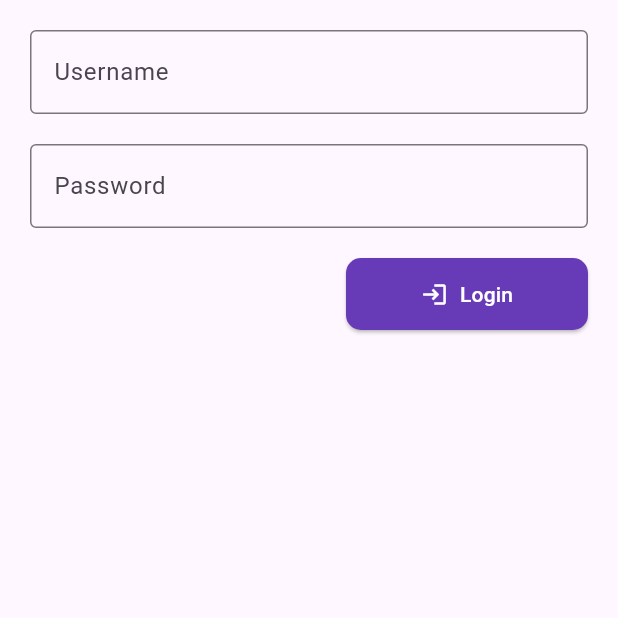
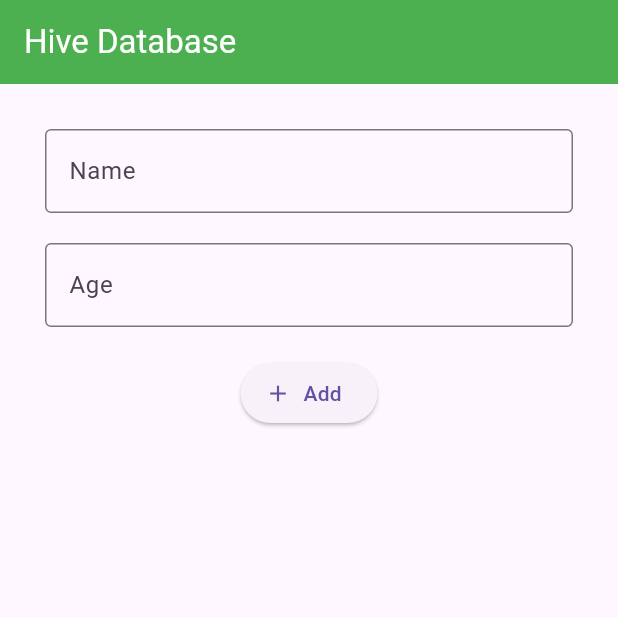
Before and after one commit to francisjain/flutter_project, a Flutter app: the screen it shows after launch, on a phone screen of 412 x 824 dp, the top half of it. Run offline on Flutter 3.47's test engine with Material 3 defaults, Android fonts, the phone set to English and light mode, and no system bars; our stand-ins replace hive_flutter, shared_preferences; accounts and stored records are empty.

Commit message:
1.ValueNotifier,2.BottomNavbar,3.Dropdown,4.Hive data base

```diff
--- /dev/null
+++ b/lib/customWidget/note.txt
@@ -0,0 +1,3 @@
+Dropdown ----> bottomNagation->screen_home.dart
+bottomNavigatioBar
+bottomSheet.dart ---> slider comes from down side
--- a/lib/loginSystem/loginScreen.dart
+++ b/lib/loginSystem/loginScreen.dart
@@ -101,17 +101,17 @@ class _LoginScreenState extends State<LoginScreen> {
     );
   }
 
-  void loginSubmit(BuildContext context) async{
+  void loginSubmit(BuildContext context) async {
     String username = _usernameController.text;
     String password = _passwordController.text;
     print('Username: $username, Password: $password');
+    print(username == password);
     if (username == password) {
       final _sharedPref = await SharedPreferences.getInstance();
       await _sharedPref.setBool(SAVE_KEY_NAME, true);
 
-
       Navigator.of(context).pushReplacement(
-          MaterialPageRoute(builder: (ctx) => const DashboardScreen()));
+          MaterialPageRoute(builder: (context) => const DashboardScreen()));
     } else {
       //snakbar
       ScaffoldMessenger.of(context).showSnackBar(const SnackBar(
--- a/lib/main.dart
+++ b/lib/main.dart
@@ -1,17 +1,25 @@
-import 'package:brocode_tutorial_1/listview_folder/home_screen.dart';
-import 'package:brocode_tutorial_1/listview_folder/list_view_page.dart';
-import 'package:brocode_tutorial_1/loginSystem/splashScreen.dart';
-import 'package:brocode_tutorial_1/routing_folder/method_2_screen_1.dart';
-import 'package:brocode_tutorial_1/routing_folder/screen_one.dart';
-import 'package:brocode_tutorial_1/routing_folder/screen_two.dart';
+import 'package:brocode_tutorial_1/project/hivedBProject/db/db_models/studentModels.dart';
+import 'package:flutter/foundation.dart';
 import 'package:flutter/material.dart';
+import 'package:hive_flutter/hive_flutter.dart';
 
-import 'locSharedPreference/locSharedpreferences.dart';
+import 'project/hivedBProject/hiveHomepage.dart';
 
 const SAVE_KEY_NAME = 'USER_LOGGED_IN';
-void main() {
+
+
+Future<void> main() async {
+  WidgetsFlutterBinding.ensureInitialized();
+  await Hive.initFlutter();
+  if (!Hive.isAdapterRegistered(StudentModelsAdapter().typeId)) {
+    Hive.registerAdapter(StudentModelsAdapter());
+  }
   runApp(const MainApp());
 }
+
+// void main() {
+//   runApp(const MainApp());
+// }
 
 class MainApp extends StatelessWidget {
   const MainApp({super.key});
@@ -21,7 +29,7 @@ class MainApp extends StatelessWidget {
     return MaterialApp(
       debugShowCheckedModeBanner: false,
       theme: ThemeData(primarySwatch: Colors.green),
-      home: const Splashscreen(),
+      home:  HiveHomepage(),
       // routes: {
       //   '/screen_one': (context) => const ScreenOne(),
       //   '/screen_two': (context) => const ScreenTwo(),
--- /dev/null
+++ b/lib/project/hivedBProject/db/db_models/studentModels.dart
@@ -0,0 +1,18 @@
+
+
+import 'package:hive_flutter/hive_flutter.dart';
+part 'studentModels.g.dart';
+
+@HiveType(typeId: 0)
+class StudentModels {
+  @HiveField(0)
+  int? id;
+
+  @HiveField(1)
+  final String name;
+
+  @HiveField(2)
+  final String age;
+
+  StudentModels({required this.name, required this.age,this.id});
+}
--- /dev/null
+++ b/lib/project/hivedBProject/db/functions/db_functions.dart
@@ -0,0 +1,37 @@
+import 'package:brocode_tutorial_1/project/hivedBProject/db/db_models/studentModels.dart';
+import 'package:flutter/material.dart';
+import 'package:hive_flutter/hive_flutter.dart';
+
+ValueNotifier<List<StudentModels>> studentListNotifier = ValueNotifier([]);
+
+Future<void> addStudent(StudentModels value) async {
+  final studentDB = await Hive.openBox<StudentModels>('student_db');
+  final _id = await studentDB.add(value);
+
+  value.id = _id ;
+  await studentDB.put(_id, value);
+
+  studentListNotifier.value.add(value);
+  studentListNotifier.notifyListeners();
+}
+
+Future<void> getAllStudents() async{
+   final studentDB = await Hive.openBox<StudentModels>('student_db');
+   studentListNotifier.value.clear();
+
+  studentListNotifier.value.addAll(studentDB.values);
+  studentListNotifier.notifyListeners();
+}
+
+Future<void> deleteStudent(int id) async{
+  final studentDB = await Hive.openBox<StudentModels>('student_db');
+  studentDB.delete(id);
+  getAllStudents();
+}
+
+
+Future <void> updateStudent(StudentModels value) async{
+  final studentDB = await Hive.openBox<StudentModels>('student_db');
+  await studentDB.put(value.id, value);
+  getAllStudents();
+}
--- /dev/null
+++ b/lib/project/hivedBProject/hiveHomepage.dart
@@ -0,0 +1,30 @@
+import 'package:brocode_tutorial_1/project/hivedBProject/widget/add_student_widget.dart';
+import 'package:brocode_tutorial_1/project/hivedBProject/widget/list_student_widget.dart';
+import 'package:flutter/material.dart';
+
+import 'db/functions/db_functions.dart';
+
+class HiveHomepage extends StatelessWidget {
+  const HiveHomepage({super.key});
+
+  @override
+  Widget build(BuildContext context) {
+    getAllStudents();
+    return Scaffold(
+      appBar: AppBar(
+        title: const Text(
+          'Hive Database',
+          style: TextStyle(color: Colors.white),
+        ),
+        backgroundColor: Colors.green,
+      ),
+      body: Padding(
+        padding: const EdgeInsets.all(30.0),
+          child: Column(
+            spacing: 20.0,
+            children: [const AddStudentDetail(), Expanded(child: ListStudentDetails())],
+          ),
+      ),
+    );
+  }
+}
--- /dev/null
+++ b/lib/project/hivedBProject/note.txt
@@ -0,0 +1,27 @@
+Content :- CRUD operation using Hive
+hive is package just like sqlflite to store data
+
+1. installation------
+
+dependencies:
+  hive_flutter: ^1.1.0
+
+dev_dependencies:
+  hive_generator: ^2.0.0
+  build_runner: ^2.3.3
+
+2.Process--------
+2.1 main.dart______
+
+Future<void> main() async {
+  WidgetsFlutterBinding.ensureInitialized();
+  await Hive.initFlutter();
+  if (!Hive.isAdapterRegistered(StudentModelsAdapter().typeId)) {
+    Hive.registerAdapter(StudentModelsAdapter());
+  }
+  runApp(const MainApp());
+}
+
+2.2 modal ---> studentModels.dart______
+2.3 function ---> db_functions.dart______
+2.4 do as shown
--- /dev/null
+++ b/lib/project/hivedBProject/widget/add_student_widget.dart
@@ -0,0 +1,57 @@
+import 'package:brocode_tutorial_1/project/hivedBProject/db/db_models/studentModels.dart';
+import 'package:brocode_tutorial_1/project/hivedBProject/db/functions/db_functions.dart';
+import 'package:flutter/material.dart';
+
+class AddStudentDetail extends StatefulWidget {
+  const AddStudentDetail({super.key});
+
+  @override
+  State<AddStudentDetail> createState() => _AddStudentDetailState();
+}
+
+class _AddStudentDetailState extends State<AddStudentDetail> {
+  final _nameController = TextEditingController();
+  final _ageController = TextEditingController();
+
+  @override
+  Widget build(BuildContext context) {
+    return Column(
+      children: [
+        TextFormField(
+          controller: _nameController,
+          decoration: const InputDecoration(
+            border: OutlineInputBorder(),
+            labelText: 'Name',
+          ),
+        ),
+        SizedBox(
+          height: 20,
+        ),
+        TextFormField(
+            controller: _ageController,
+            decoration: const InputDecoration(
+              border: OutlineInputBorder(),
+              labelText: 'Age',
+            )),
+        SizedBox(
+          height: 20,
+        ),
+        ElevatedButton.icon(
+            onPressed: addStudentData,
+            icon: const Icon(Icons.add),
+            label: const Text('Add')),
+      ],
+    );
+  }
+
+  Future<void> addStudentData() async {
+    final _name = _nameController.text;
+    final _age = _ageController.text;
+    if (_name == '' || _age == '') {
+      return;
+    }
+
+    final student = StudentModels(name: _name, age: _age);
+    addStudent(student);
+  }
+}
--- a/pubspec.yaml
+++ b/pubspec.yaml
@@ -9,12 +9,15 @@ environment:
 dependencies:
   flutter:
     sdk: flutter
+  hive_flutter: ^1.1.0
   shared_preferences: ^2.4.0
 
 dev_dependencies:
   flutter_lints: ^4.0.0
   flutter_test:
     sdk: flutter
+  hive_generator: ^2.0.0
+  build_runner: ^2.3.3
 
 flutter:
   uses-material-design: true
```
Also changed, not shown: lib/customWidget/bottomNavigation/bottomNavBar.dart (added, +44 -0 lines), lib/customWidget/bottomNavigation/screen_account.dart (added, +11 -0 lines), lib/customWidget/bottomNavigation/screen_home.dart (added, +40 -0 lines), lib/customWidget/bottomNavigation/screen_search.dart (added, +11 -0 lines), lib/customWidget/bottomSheet.dart (added, +58 -0 lines), lib/loginSystem/note.txt (+3 -11 lines), lib/project/hivedBProject/widget/list_student_widget.dart (added, +251 -0 lines), lib/valueListenable/counter.dart (added, +34 -0 lines), lib/valueListenable/note.txt (added, +26 -0 lines), lib/project/hivedBProject/db/db_models/studentModels.g.dart (added), pubspec.lock, 1 other file.
